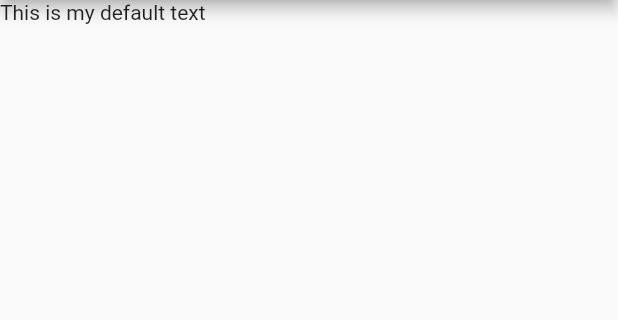
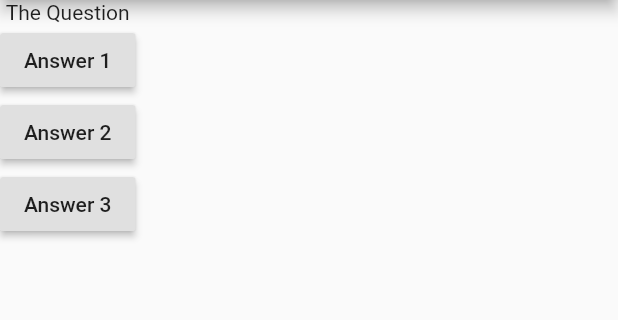
Before and after one commit to jjhiggz/my_first_flutter_app, a Flutter app: the screen it shows after launch, on a phone screen of 412 x 824 dp, the part 84-404 px from its top. Run offline on Flutter 3.47's test engine with Material 2 defaults, Android fonts, the phone set to English and light mode, and no system bars.

Commit message:
increased button functionality

```diff
--- a/lib/main.dart
+++ b/lib/main.dart
@@ -6,12 +6,36 @@ void main() => runApp(MyApp());
 class MyApp extends StatelessWidget {
   @override //makes it clear that we are overriding the build widget for My app with the build wideget for our child widget
   Widget build(BuildContext context) {
+    void answerQuestion(int answerNumber) {
+      print(answerNumber);
+    }
+
+    var questions = [
+      'What\'s your favorite color?',
+      'What\'s your favorite animal>'
+    ];
     return MaterialApp(
       home: Scaffold(
         appBar: AppBar(
           title: Text('My First App'),
         ),
-        body: Text('This is my default text'),
+        body: Column(
+          children: [
+            Text('The Question'),
+            RaisedButton(
+              child: Text('Answer 1'),
+              onPressed: () => answerQuestion(1),
+            ),
+            RaisedButton(
+              child: Text('Answer 2'),
+              onPressed: () => answerQuestion(2),
+            ),
+            RaisedButton(
+              child: Text('Answer 3'),
+              onPressed: () => answerQuestion(3),
+            ),
+          ],
+        ),
       ),
     ); // does base set up that turns base combination into a full app
   }
```
